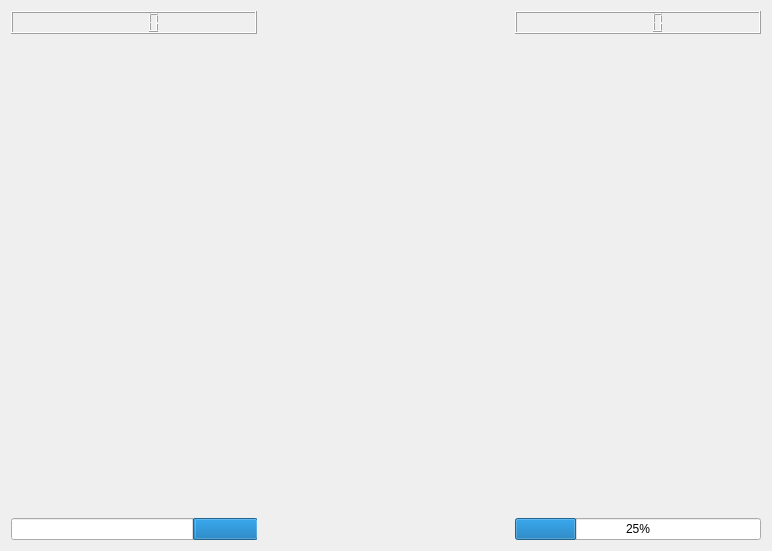
This is planet_of_the_grizzlies/potg/views/potg_ingame.ui in josephbirkner/planet-of-the-grizzlies as Qt 5 draws it before an edit. The edited form follows.
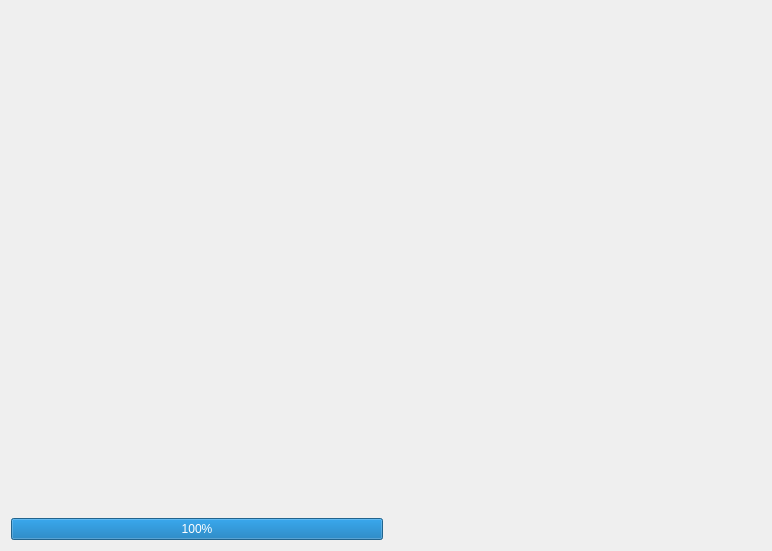
This is the edited form.

Commit message: Added Server IP menu Added character select menu Added working ingame health bar

```diff
--- a/planet_of_the_grizzlies/potg/views/potg_ingame.ui
+++ b/planet_of_the_grizzlies/potg/views/potg_ingame.ui
@@ -14,29 +14,16 @@
    <string>Form</string>
   </property>
   <layout class="QGridLayout" name="gridLayout">
-   <item row="0" column="1">
-    <spacer name="horizontalSpacer">
-     <property name="orientation">
-      <enum>Qt::Horizontal</enum>
-     </property>
-     <property name="sizeHint" stdset="0">
-      <size>
-       <width>40</width>
-       <height>20</height>
-      </size>
-     </property>
-    </spacer>
-   </item>
-   <item row="2" column="0">
-    <widget class="QProgressBar" name="progressBar">
+   <item row="1" column="0">
+    <widget class="QProgressBar" name="health_bar">
      <property name="layoutDirection">
-      <enum>Qt::LeftToRight</enum>
+      <enum>Qt::RightToLeft</enum>
      </property>
      <property name="autoFillBackground">
       <bool>false</bool>
      </property>
      <property name="value">
-      <number>25</number>
+      <number>100</number>
      </property>
      <property name="alignment">
       <set>Qt::AlignCenter</set>
@@ -55,17 +42,7 @@
      </property>
     </widget>
    </item>
-   <item row="2" column="2">
-    <widget class="QProgressBar" name="progressBar2">
-     <property name="value">
-      <number>25</number>
-     </property>
-     <property name="alignment">
-      <set>Qt::AlignCenter</set>
-     </property>
-    </widget>
-   </item>
-   <item row="1" column="0" colspan="3">
+   <item row="0" column="0" colspan="2">
     <spacer name="verticalSpacer">
      <property name="orientation">
       <enum>Qt::Vertical</enum>
@@ -78,36 +55,18 @@
      </property>
     </spacer>
    </item>
-   <item row="0" column="0">
-    <widget class="QLCDNumber" name="lcdNumber">
-     <property name="contextMenuPolicy">
-      <enum>Qt::DefaultContextMenu</enum>
+   <item row="1" column="1">
+    <spacer name="horizontalSpacer">
+     <property name="orientation">
+      <enum>Qt::Horizontal</enum>
      </property>
-     <property name="layoutDirection">
-      <enum>Qt::LeftToRight</enum>
+     <property name="sizeHint" stdset="0">
+      <size>
+       <width>40</width>
+       <height>20</height>
+      </size>
      </property>
-     <property name="autoFillBackground">
-      <bool>false</bool>
-     </property>
-     <property name="frameShape">
-      <enum>QFrame::Box</enum>
-     </property>
-     <property name="frameShadow">
-      <enum>QFrame::Raised</enum>
-     </property>
-     <property name="smallDecimalPoint">
-      <bool>false</bool>
-     </property>
-     <property name="digitCount">
-      <number>5</number>
-     </property>
-     <property name="segmentStyle">
-      <enum>QLCDNumber::Filled</enum>
-     </property>
-    </widget>
-   </item>
-   <item row="0" column="2">
-    <widget class="QLCDNumber" name="lcdNumber2"/>
+    </spacer>
    </item>
   </layout>
  </widget>
```
The commit also changes 15 other files.
